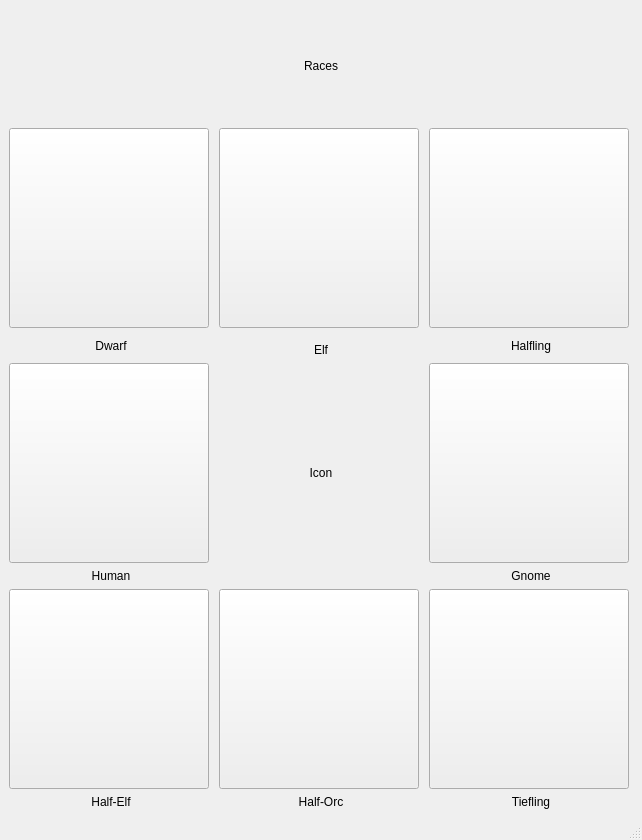
cptnSail/DnDRaces, file DnDRacesInfo/widget.ui: the form before one commit.
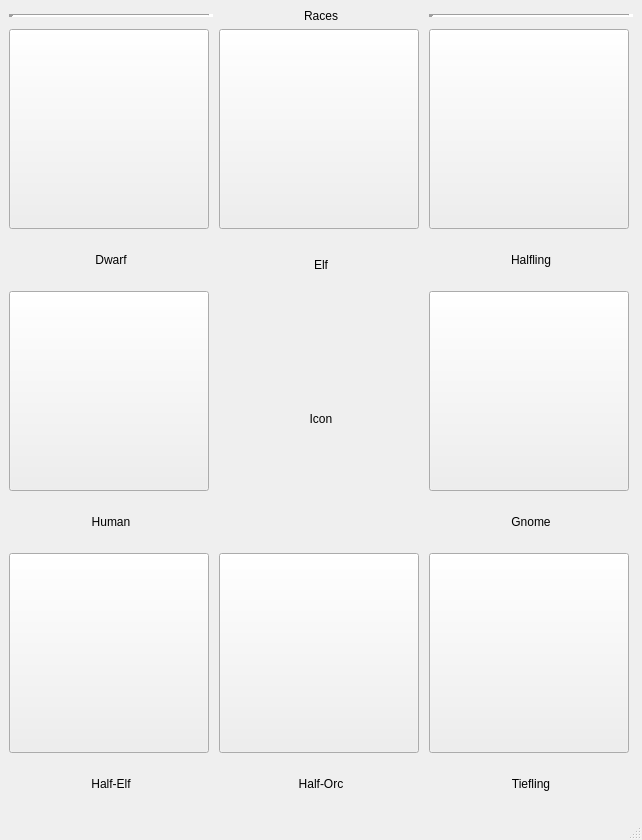
The form after the commit. Icons and pictures are not drawn.

Patch:
```diff
--- a/DnDRacesInfo/widget.ui
+++ b/DnDRacesInfo/widget.ui
@@ -384,6 +384,26 @@
       </item>
      </layout>
     </item>
+    <item row="0" column="0">
+     <widget class="Line" name="line">
+      <property name="lineWidth">
+       <number>5</number>
+      </property>
+      <property name="orientation">
+       <enum>Qt::Horizontal</enum>
+      </property>
+     </widget>
+    </item>
+    <item row="0" column="2">
+     <widget class="Line" name="line_2">
+      <property name="lineWidth">
+       <number>5</number>
+      </property>
+      <property name="orientation">
+       <enum>Qt::Horizontal</enum>
+      </property>
+     </widget>
+    </item>
    </layout>
   </widget>
   <widget class="QMenuBar" name="menubar">
```
Left out of the diff: 39 changed lines with no effect on the pictures.
